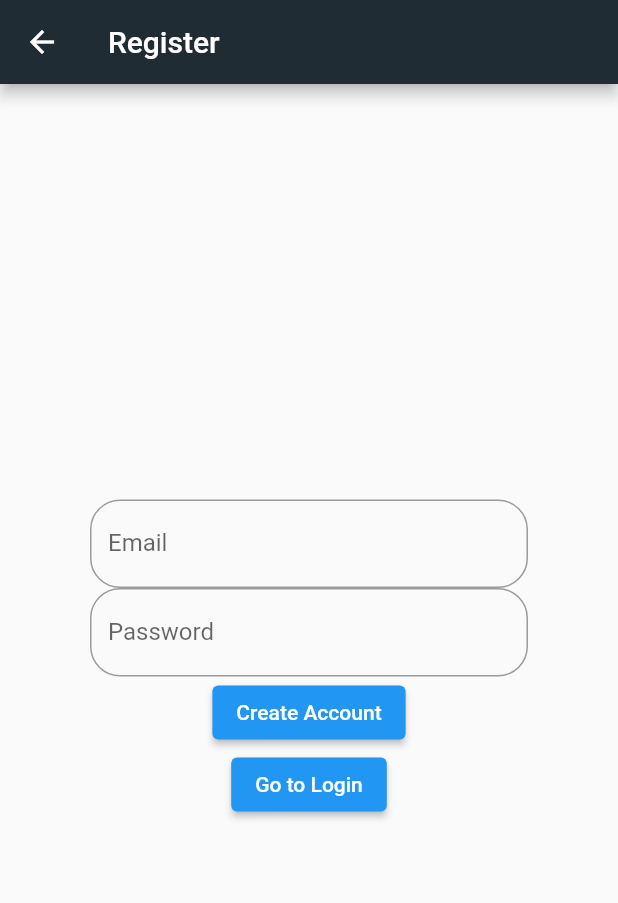
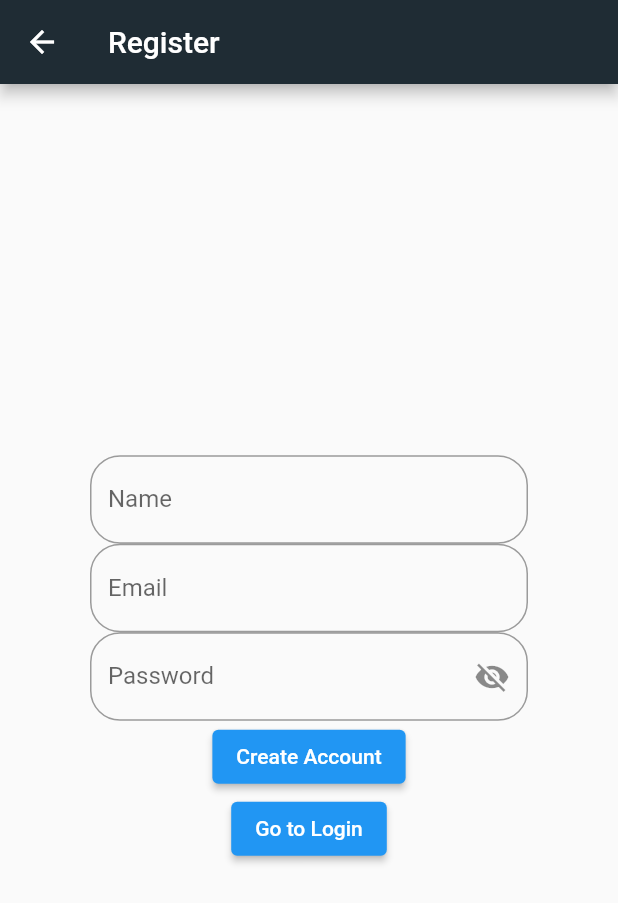
Before and after one commit to mimoriam/custom_firebase_whatsapp, a Flutter app: the screen it shows after launch, after a tap on "Register", on a phone screen of 412 x 824 dp. Shown: the top 903 px of the screen. Run offline on Flutter 3.47's test engine with Material 2 defaults, Android fonts, the phone set to English and light mode, and no system bars; drawn by our look-alikes of flutter_form_builder; our stand-ins replace cached_network_image, cloud_firestore, firebase_auth, firebase_core, flutter_speed_dial, form_builder_validators and 3 more; missing offline and left inert: back_button_interceptor, camerawesome; accounts and stored records are empty.

```diff
--- a/lib/screens/login/login_screen.dart
+++ b/lib/screens/login/login_screen.dart
@@ -32,6 +32,7 @@ class LoginScreen extends StatefulWidget {
 class _LoginScreenState extends State<LoginScreen> {
   final FirebaseAuth _auth = FirebaseAuth.instance;
   final FirebaseFirestore _firestore = FirebaseFirestore.instance;
+  bool passwordVisible = false;
 
   final _formKey = GlobalKey<FormBuilderState>();
 
@@ -58,6 +59,7 @@ class _LoginScreenState extends State<LoginScreen> {
                           children: [
                             FormBuilderTextField(
                               name: 'email',
+                              keyboardType: TextInputType.emailAddress,
                               validator: FormBuilderValidators.compose([
                                 FormBuilderValidators.required(),
                                 FormBuilderValidators.email(),
@@ -74,6 +76,8 @@ class _LoginScreenState extends State<LoginScreen> {
                             ),
                             FormBuilderTextField(
                               name: 'password',
+                              keyboardType: TextInputType.text,
+                              obscureText: !passwordVisible,
                               validator: FormBuilderValidators.compose([
                                 FormBuilderValidators.required(),
                                 FormBuilderValidators.minLength(6),
@@ -83,6 +87,16 @@ class _LoginScreenState extends State<LoginScreen> {
                                 labelText: "Password",
                                 border: OutlineInputBorder(
                                   borderRadius: BorderRadius.circular(20.0),
+                                ),
+                                suffixIcon: IconButton(
+                                  icon: Icon(
+                                    passwordVisible ? Icons.visibility : Icons.visibility_off,
+                                  ),
+                                  onPressed: () {
+                                    setState(() {
+                                      passwordVisible = !passwordVisible;
+                                    });
+                                  },
                                 ),
                                 labelStyle: const TextStyle(),
                               ),
--- a/lib/screens/register/register_screen.dart
+++ b/lib/screens/register/register_screen.dart
@@ -33,6 +33,7 @@ class _RegisterScreenState extends State<RegisterScreen> {
   final FirebaseFirestore _firestore = FirebaseFirestore.instance;
 
   final _formKey = GlobalKey<FormBuilderState>();
+  bool passwordVisible = false;
 
   @override
   void initState() {
@@ -74,7 +75,24 @@ class _RegisterScreenState extends State<RegisterScreen> {
                           mainAxisAlignment: MainAxisAlignment.center,
                           children: [
                             FormBuilderTextField(
+                              name: 'name',
+                              keyboardType: TextInputType.text,
+                              validator: FormBuilderValidators.compose([
+                                FormBuilderValidators.required(),
+                                FormBuilderValidators.minLength(4),
+                              ]),
+                              autovalidateMode: AutovalidateMode.onUserInteraction,
+                              decoration: InputDecoration(
+                                labelText: "Name",
+                                border: OutlineInputBorder(
+                                  borderRadius: BorderRadius.circular(20.0),
+                                ),
+                                labelStyle: const TextStyle(),
+                              ),
+                            ),
+                            FormBuilderTextField(
                               name: 'email',
+                              keyboardType: TextInputType.emailAddress,
                               validator: FormBuilderValidators.compose([
                                 FormBuilderValidators.required(),
                                 FormBuilderValidators.email(),
@@ -91,6 +109,8 @@ class _RegisterScreenState extends State<RegisterScreen> {
                             ),
                             FormBuilderTextField(
                               name: 'password',
+                              keyboardType: TextInputType.text,
+                              obscureText: !passwordVisible,
                               validator: FormBuilderValidators.compose([
                                 FormBuilderValidators.required(),
                                 FormBuilderValidators.minLength(6),
@@ -101,13 +121,23 @@ class _RegisterScreenState extends State<RegisterScreen> {
                                 border: OutlineInputBorder(
                                   borderRadius: BorderRadius.circular(20.0),
                                 ),
+                                suffixIcon: IconButton(
+                                  icon: Icon(
+                                    passwordVisible ? Icons.visibility : Icons.visibility_off,
+                                  ),
+                                  onPressed: () {
+                                    setState(() {
+                                      passwordVisible = !passwordVisible;
+                                    });
+                                  },
+                                ),
                                 labelStyle: const TextStyle(),
                               ),
                             ),
                             ElevatedButton(
                               onPressed: () async {
                                 final String? returnValue = await Auth(auth: _auth).createAccount(
-                                  displayName: "Mimo",
+                                  displayName: _formKey.currentState?.fields['name']?.value,
                                   email: _formKey.currentState?.fields['email']?.value,
                                   password: _formKey.currentState?.fields['password']?.value,
                                 );
--- a/lib/utils/routes.dart
+++ b/lib/utils/routes.dart
@@ -10,7 +10,7 @@ var appRoutes = {
   '/': (context) => const HomeScreen(),
   '/login': (context) => const LoginScreen(),
   '/register': (context) => const RegisterScreen(),
-  '/auth_check2': (context) => const AuthCheckScreen(),
+  '/auth_check': (context) => const AuthCheckScreen(),
   '/splash': (context) => const SplashScreen(),
   '/error': (context) => ErrorScreen(error: Exception("Error")),
 };
--- a/pubspec.yaml
+++ b/pubspec.yaml
@@ -38,7 +38,6 @@ dependencies:
   # Utils:
   provider: ^6.0.2
   shared_preferences: ^2.0.13
-#  go_router: ^3.1.0
   path: ^1.8.0
   path_provider: ^2.0.9
   responsive_builder: ^0.4.2
```
